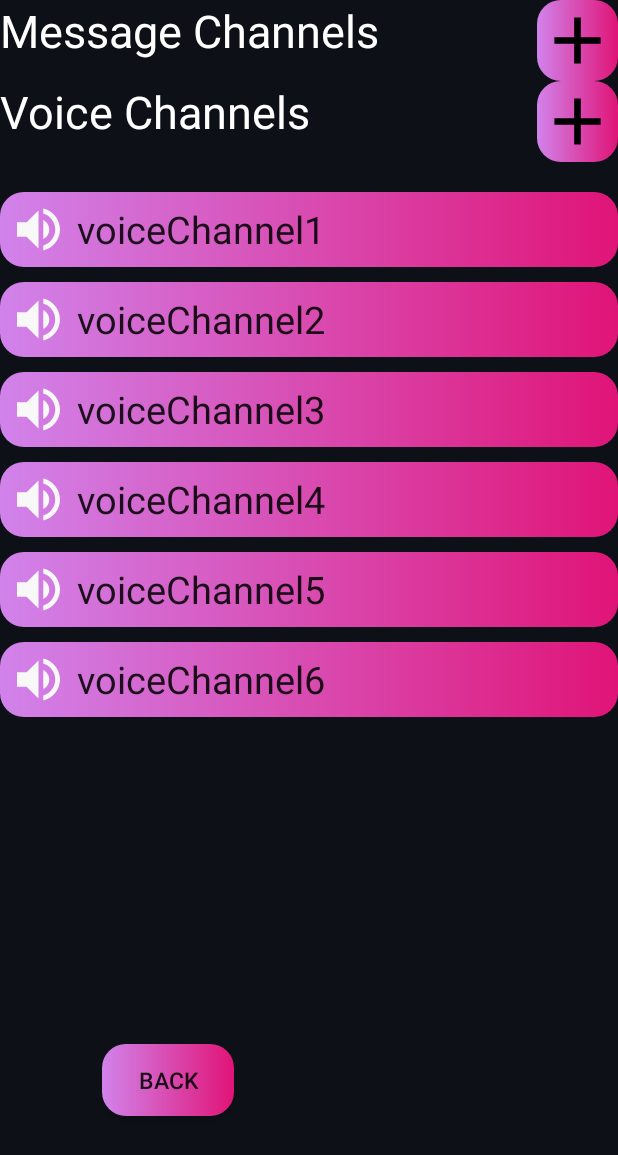
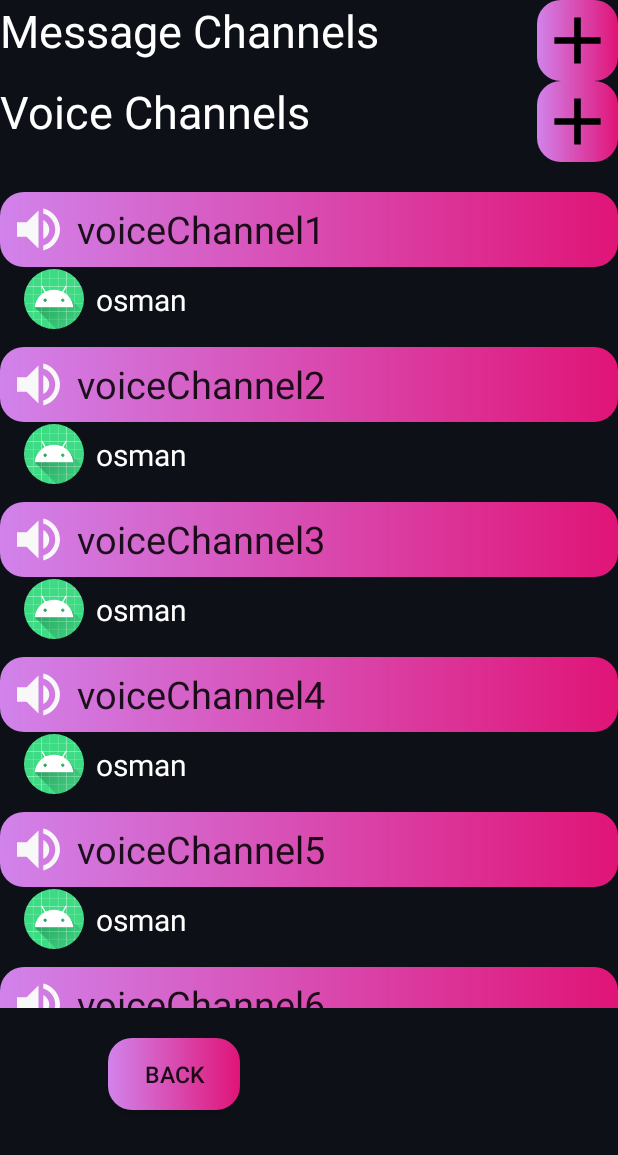
Before and after one commit to XanthumR/Roxid, an Android app: the VoiceChannelFragment screen opened directly, with no data from a screen before it, on a phone screen of 412 x 824 dp. Shown: the top 1155 px of the screen. Run offline under Robolectric (Android 15) with nearby library versions, the phone set to English and light mode, and no system bars; our stand-ins replace CircleImageView, Firebase (no records; nobody signed in at launch, a user with empty details on screens opened directly).

Commit message:
some changes

```diff
--- a/app/src/main/java/msku/ceng/madlab/roxid/MainActivity.java
+++ b/app/src/main/java/msku/ceng/madlab/roxid/MainActivity.java
@@ -72,7 +72,7 @@ public class MainActivity extends AppCompatActivity {
         buttonFriend.setOnClickListener(new View.OnClickListener() {
             @Override
             public void onClick(View view) {
-                Intent intent = new Intent(MainActivity.this, FriendList.class);
+                Intent intent = new Intent(MainActivity.this, InTheClubActivity.class);
                 startActivity(intent);
             }
         });
--- a/app/src/main/java/msku/ceng/madlab/roxid/friendRequests/FriendRequests.java
+++ b/app/src/main/java/msku/ceng/madlab/roxid/friendRequests/FriendRequests.java
@@ -26,7 +26,8 @@ public class FriendRequests extends AppCompatActivity {
         backButton.setOnClickListener(new View.OnClickListener() {
             @Override
             public void onClick(View view) {
-                onBackPressed();
+                Intent intent = new Intent(FriendRequests.this,FriendList.class);
+                startActivity(intent);
                 TransitionDrawable transition = (TransitionDrawable) view.getBackground();
                 transition.startTransition(100);
                 transition.reverseTransition(750);
@@ -35,4 +36,11 @@ public class FriendRequests extends AppCompatActivity {
 
 
     }
+
+    @Override
+    public void onBackPressed() {
+        super.onBackPressed();
+        Intent intent = new Intent(FriendRequests.this,FriendList.class);
+        startActivity(intent);
+    }
 }
--- a/app/src/main/java/msku/ceng/madlab/roxid/friends/FriendList.java
+++ b/app/src/main/java/msku/ceng/madlab/roxid/friends/FriendList.java
@@ -51,20 +51,20 @@ public class FriendList extends AppCompatActivity {
             public void onClick(View view) {
                 SessionManager sessionManager = new SessionManager(view.getContext());
                 FirebaseFirestore db = FirebaseFirestore.getInstance();
-
+                if (!sessionManager.getUsername().equals(friendUsername.getText().toString())){
                     // Check if the user exist
                     db.collection("users")
-                        .whereEqualTo(usernameField,friendUsername.getText().toString())
+                            .whereEqualTo(usernameField, friendUsername.getText().toString())
                             .get().addOnCompleteListener(new OnCompleteListener<QuerySnapshot>() {
                                 @Override
                                 public void onComplete(@NonNull Task<QuerySnapshot> task) {
-                                if (task.isSuccessful()&& !task.getResult().isEmpty()){
+                                    if (task.isSuccessful() && !task.getResult().isEmpty()) {
                                         requestId = task.getResult().getDocuments().get(0).getId();
                                         // Check if the user is already a friend
                                         db.collection("users")
                                                 .document(sessionManager.getKeyUserId())
                                                 .collection("Friends")
-                                            .whereEqualTo(usernameField,friendUsername.getText().toString())
+                                                .whereEqualTo(usernameField, friendUsername.getText().toString())
                                                 .get().addOnCompleteListener(new OnCompleteListener<QuerySnapshot>() {
                                                     @Override
                                                     public void onComplete(@NonNull Task<QuerySnapshot> task) {
@@ -74,21 +74,20 @@ public class FriendList extends AppCompatActivity {
                                                                     , Toast.LENGTH_SHORT).show();
                                                         } else if (task.isSuccessful() && task.getResult().isEmpty()) {
 
-                                                        db.collection("users").document(requestId).collection("Friend Requests").whereEqualTo(usernameField,sessionManager.getUsername())
+                                                            db.collection("users").document(requestId).collection("Friend Requests").whereEqualTo(usernameField, sessionManager.getUsername())
                                                                     .get().addOnCompleteListener(new OnCompleteListener<QuerySnapshot>() {
                                                                         @Override
                                                                         public void onComplete(@NonNull Task<QuerySnapshot> task) {
-                                                                        if (task.isSuccessful() && !task.getResult().isEmpty()){
+                                                                            if (task.isSuccessful() && !task.getResult().isEmpty()) {
                                                                                 Toast.makeText(view.getContext(), "You already sent friend request to " + friendUsername.getText().toString()
                                                                                         , Toast.LENGTH_SHORT).show();
-                                                                        }
-                                                                        else {
+                                                                            } else {
                                                                                 db.collection("users").document(requestId).collection("Friend Requests")
-                                                                                    .add(new Friend("profileimage",sessionManager.getUsername()))
+                                                                                        .add(new Friend("profileimage", sessionManager.getUsername()))
                                                                                         .addOnCompleteListener(new OnCompleteListener<DocumentReference>() {
                                                                                             @Override
                                                                                             public void onComplete(@NonNull Task<DocumentReference> task) {
-                                                                                            Toast.makeText(view.getContext(),"Friend request has been sent to "+friendUsername.getText().toString(),Toast.LENGTH_SHORT).show();
+                                                                                                Toast.makeText(view.getContext(), "Friend request has been sent to " + friendUsername.getText().toString(), Toast.LENGTH_SHORT).show();
                                                                                             }
                                                                                         });
                                                                             }
@@ -98,15 +97,18 @@ public class FriendList extends AppCompatActivity {
 
                                                     }
                                                 });
-                                }
-                                else {
-                                    Toast.makeText(view.getContext(),"User does not exist",Toast.LENGTH_SHORT).show();
+                                    } else {
+                                        Toast.makeText(view.getContext(), "User does not exist", Toast.LENGTH_SHORT).show();
                                     }
                                 }
                             });
 
 
+            }
+                else{
+                    Toast.makeText(view.getContext(), "You cant send yourself a friend request", Toast.LENGTH_SHORT).show();
 
+                }
                 TransitionDrawable transition = (TransitionDrawable) view.getBackground();
                 transition.startTransition(100);
                 transition.reverseTransition(750);
--- a/app/src/main/java/msku/ceng/madlab/roxid/voice/MyVoiceChannelRecyclerViewAdapter.java
+++ b/app/src/main/java/msku/ceng/madlab/roxid/voice/MyVoiceChannelRecyclerViewAdapter.java
@@ -23,7 +23,7 @@ public class MyVoiceChannelRecyclerViewAdapter extends RecyclerView.Adapter<MyVo
 
     private final List<VoiceChannel> mValues;
     private Context contextThis;
-    List<Users> users = new ArrayList<>();
+
 
 
     public MyVoiceChannelRecyclerViewAdapter(List<VoiceChannel> items,Context context) {
@@ -46,8 +46,8 @@ public class MyVoiceChannelRecyclerViewAdapter extends RecyclerView.Adapter<MyVo
     @Override
     public void onBindViewHolder(final ViewHolder holder, int position) {
         holder.mVoiceChannelName.setText(mValues.get(position).getVoiceChannelName());
-        holder.recyclerView.setLayoutManager(new LinearLayoutManager(contextThis));
-        holder.recyclerView.setAdapter(new MyVoiceChannelUserHolderRecyclerViewAdapter(users));
+        holder.recyclerView.setLayoutManager(new LinearLayoutManager(contextThis,LinearLayoutManager.HORIZONTAL, false));
+        holder.recyclerView.setAdapter(new MyVoiceChannelUserHolderRecyclerViewAdapter(mValues.get(position).getJoinedUsers()));
     }
 
     @Override
--- a/app/src/main/java/msku/ceng/madlab/roxid/voice/VoiceChannel.java
+++ b/app/src/main/java/msku/ceng/madlab/roxid/voice/VoiceChannel.java
@@ -1,12 +1,23 @@
 package msku.ceng.madlab.roxid.voice;
+
+import java.util.List;
+
+import msku.ceng.madlab.roxid.database.Users;
 
 public class VoiceChannel {
 
     String VoiceChannelName;
+    List<Users> joinedUsers;
 
-    public VoiceChannel(String voiceChannelName) {
+    public VoiceChannel(String voiceChannelName, List<Users> joinedUsers) {
         VoiceChannelName = voiceChannelName;
+        this.joinedUsers=joinedUsers;
     }
+
+    public List<Users> getJoinedUsers(){
+        return  joinedUsers;
+    }
+
 
     public String getVoiceChannelName() {
         return VoiceChannelName;
--- a/app/src/main/java/msku/ceng/madlab/roxid/voice/VoiceChannelFragment.java
+++ b/app/src/main/java/msku/ceng/madlab/roxid/voice/VoiceChannelFragment.java
@@ -16,11 +16,13 @@ import java.util.ArrayList;
 import java.util.List;
 
 import msku.ceng.madlab.roxid.R;
+import msku.ceng.madlab.roxid.database.Users;
 
 
 public class VoiceChannelFragment extends Fragment {
 
     List<VoiceChannel> VoiceChannels = new ArrayList<>();
+    List<Users> joinedUsers = new ArrayList<>();
 
 
     private static final String ARG_COLUMN_COUNT = "column-count";
@@ -45,12 +47,14 @@ public class VoiceChannelFragment extends Fragment {
         if (getArguments() != null) {
             mColumnCount = getArguments().getInt(ARG_COLUMN_COUNT);
         }
-        VoiceChannels.add(new VoiceChannel("voiceChannel1"));
-        VoiceChannels.add(new VoiceChannel("voiceChannel2"));
-        VoiceChannels.add(new VoiceChannel("voiceChannel3"));
-        VoiceChannels.add(new VoiceChannel("voiceChannel4"));
-        VoiceChannels.add(new VoiceChannel("voiceChannel5"));
-        VoiceChannels.add(new VoiceChannel("voiceChannel6"));
+        joinedUsers.add(new Users("osman","pictue"));
+
+        VoiceChannels.add(new VoiceChannel("voiceChannel1",joinedUsers));
+        VoiceChannels.add(new VoiceChannel("voiceChannel2",joinedUsers));
+        VoiceChannels.add(new VoiceChannel("voiceChannel3",joinedUsers));
+        VoiceChannels.add(new VoiceChannel("voiceChannel4",joinedUsers));
+        VoiceChannels.add(new VoiceChannel("voiceChannel5",joinedUsers));
+        VoiceChannels.add(new VoiceChannel("voiceChannel6",joinedUsers));
     }
 
     @Override
--- a/app/src/main/res/layout/activity_in_the_club.xml
+++ b/app/src/main/res/layout/activity_in_the_club.xml
@@ -71,7 +71,9 @@
         android:layout_width="match_parent"
         android:layout_height="0dp"
         android:layout_marginTop="10dp"
+        android:layout_marginBottom="20dp"
         android:layout_weight="1"
+        app:layout_constraintBottom_toTopOf="@+id/button"
         app:layout_constraintEnd_toEndOf="parent"
         app:layout_constraintStart_toStartOf="parent"
         app:layout_constraintTop_toBottomOf="@+id/linearLayout" />
@@ -89,11 +91,12 @@
         app:layout_constraintEnd_toEndOf="parent" />
 
     <Button
+        android:id="@+id/button"
         android:layout_width="wrap_content"
         android:layout_height="wrap_content"
-        android:layout_marginStart="68dp"
 
-        android:layout_marginBottom="80dp"
+        android:layout_marginStart="72dp"
+        android:layout_marginBottom="84dp"
         android:background="@drawable/button_gradient"
         android:text="Back"
         android:textSize="15sp"
--- a/app/src/main/res/layout/fragment_voice_channel_user_holder_item.xml
+++ b/app/src/main/res/layout/fragment_voice_channel_user_holder_item.xml
@@ -8,8 +8,8 @@
         xmlns:android="http://schemas.android.com/apk/res/android"
         xmlns:app="http://schemas.android.com/apk/res-auto"
         android:id="@+id/user_profile_image"
-        android:layout_width="wrap_content"
-        android:layout_height="wrap_content"
+        android:layout_width="40dp"
+        android:layout_height="40dp"
         android:layout_gravity="center"
         app:shapeAppearanceOverlay="@style/CircleImageViewStyle"
         />
@@ -18,6 +18,9 @@
         android:id="@+id/username"
         android:layout_width="wrap_content"
         android:layout_height="wrap_content"
-        android:layout_margin="@dimen/text_margin"
+        android:layout_margin="8dp"
+        android:textColor="@color/white"
+        android:text="Test"
+        android:textSize="20sp"
         android:textAppearance="?attr/textAppearanceListItem" />
 </LinearLayout>
```
Lines whose indentation alone changed are shown as unchanged.
